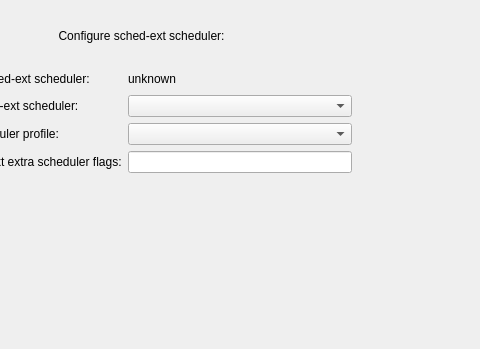
Before: the Qt Designer form src/schedext-window.ui in CachyOS/scx-manager, drawn with Qt 5; both pictures show x 302 to 782 and y 0 to 349 of the 887 by 544 pixel window.
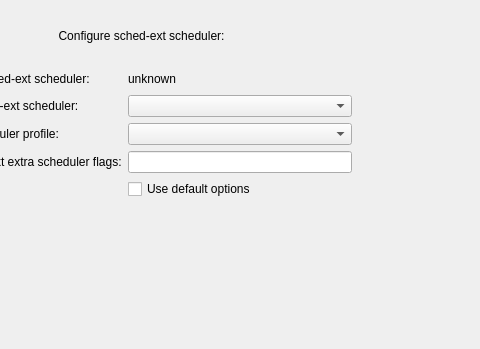
After: the same form once the commit is applied. Icons and pictures are not drawn.

Commit message: ui: offer option to reset just the default config

Diff of the .ui file:
```diff
--- a/src/schedext-window.ui
+++ b/src/schedext-window.ui
@@ -126,6 +126,16 @@
       <item row="3" column="3">
        <widget class="QLineEdit" name="schedext_flags_edit"/>
       </item>
+       <item row="4" column="3">
+        <widget class="QCheckBox" name="schedext_default_options_checkbox">
+         <property name="toolTip">
+          <string>Remove the user-defined flags from the scx_loader configuration and use its default flags instead</string>
+         </property>
+         <property name="text">
+          <string>Use default options</string>
+         </property>
+        </widget>
+       </item>
      </layout>
     </item>
     <item>
```
Lines whose indentation alone changed are shown as unchanged. The commit also changes 19 other files.
